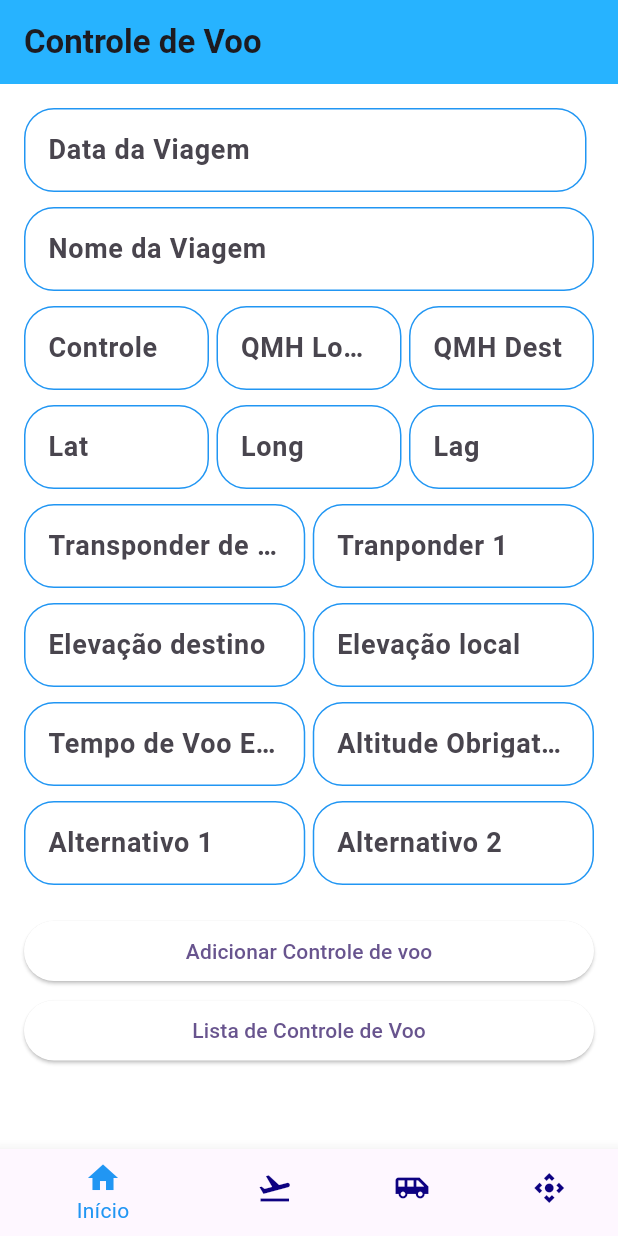
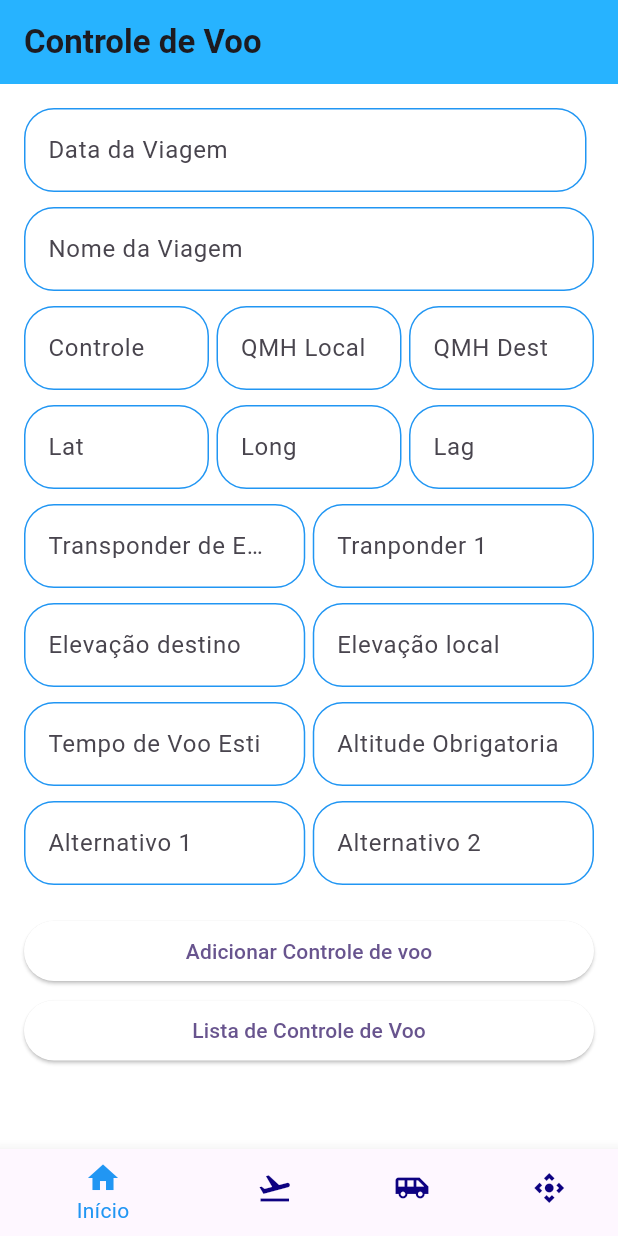
Before and after one commit to HermesLeonardo/AppAviao, a Flutter app: the tela_cadastro_controle_voo screen opened directly, on a phone screen of 412 x 824 dp. Run offline on Flutter 3.47's test engine with Material 3 defaults, Android fonts, the phone set to English and light mode, and no system bars; our stand-ins replace sqflite, sqflite_common_ffi; accounts and stored records are empty.

Commit message:
Ajustes 1.5

```diff
--- a/lib/Custons/custom_tela_controle_voo/custom_from_text_field_controlevoo.dart
+++ b/lib/Custons/custom_tela_controle_voo/custom_from_text_field_controlevoo.dart
@@ -23,7 +23,6 @@ class custom_from_text_field_controle_voo extends StatelessWidget {
       controller: controller,
       decoration: InputDecoration(
         labelText: labelText,
-        labelStyle: const TextStyle(fontWeight: FontWeight.bold, fontSize: 18),
         border: const OutlineInputBorder(),
         filled: true,
         fillColor: const Color.fromARGB(255, 255, 255, 255),
--- a/lib/listagem_controlevoo/tela_editar_controleVoo.dart
+++ b/lib/listagem_controlevoo/tela_editar_controleVoo.dart
@@ -131,8 +131,8 @@ class _EditarControleVooState extends State<EditarControleVoo> {
   Widget build(BuildContext context) {
     return Scaffold(
       appBar: AppBar(
-        title: const Text("TEste"),
-        backgroundColor: const Color.fromARGB(255, 255, 255, 255),
+        title: const Text("Edição"),
+        backgroundColor: const Color.fromARGB(255, 39, 179, 255),
       ),
       body: Padding(
         padding: const EdgeInsets.all(16),
```
